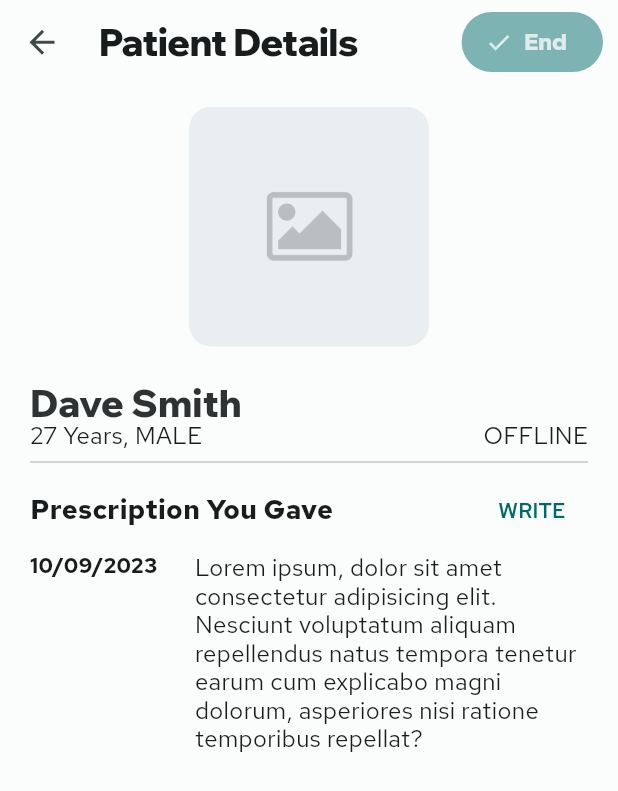
After one commit to PremjithK/PROJECT_yu_health_doctors, a Flutter app: the PatientsPage screen opened directly, after a tap on "Dave Smith", on a phone screen of 412 x 824 dp. The commit adds this screen. Shown: the top 791 px of the screen. Run offline on Flutter 3.47's test engine with Material 2 defaults, Android fonts, the light colour scheme and no system bars; our stand-ins replace bloc, font_awesome_flutter, get; generated files the repository leaves out were written again.

Commit message:
Added prescriptions widget

```diff
--- a/lib/custom_widgets/patients_card.dart
+++ b/lib/custom_widgets/patients_card.dart
@@ -8,6 +8,7 @@ import 'package:yu_health_doctors/custom_widgets/text.dart';
 
 class PatientCard extends StatelessWidget {
   const PatientCard({
+    required this.onTap,
     required this.name,
     required this.ageAndGender,
     required this.timeStamp,
@@ -18,11 +19,19 @@ class PatientCard extends StatelessWidget {
   final String ageAndGender;
   final String caseDescription;
   final String timeStamp;
+  final void Function()? onTap;
 
   @override
   Widget build(BuildContext context) {
     final theme = Theme.of(context).colorScheme;
-    return Container(
+    return InkWell(
+      onTap: onTap,
+      splashColor: theme.primary,
+      focusColor: theme.primary,
+      hoverColor: theme.primary,
+      overlayColor: MaterialStatePropertyAll(theme.primary),
+      borderRadius: BorderRadius.circular(globalContainerBorderRadius),
+      child: Ink(
         padding: const EdgeInsets.all(10),
         decoration: BoxDecoration(
           borderRadius: BorderRadius.circular(globalContainerBorderRadius),
@@ -70,6 +79,7 @@ class PatientCard extends StatelessWidget {
             ),
           ],
         ),
+      ),
     );
   }
 }
--- /dev/null
+++ b/lib/custom_widgets/prescriptions_list.dart
@@ -0,0 +1,48 @@
+import 'package:flutter/material.dart';
+import 'package:yu_health_doctors/config/text_sizes.dart';
+import 'package:yu_health_doctors/custom_widgets/spacing.dart';
+import 'package:yu_health_doctors/custom_widgets/text.dart';
+
+class PrescriptionDetails extends StatefulWidget {
+  const PrescriptionDetails({super.key});
+
+  @override
+  State<PrescriptionDetails> createState() => _PrescriptionDetailsState();
+}
+
+class _PrescriptionDetailsState extends State<PrescriptionDetails> {
+  @override
+  Widget build(BuildContext context) {
+    return Container(
+      padding: const EdgeInsets.symmetric(vertical: 5),
+      child: Row(
+        crossAxisAlignment: CrossAxisAlignment.start,
+        mainAxisAlignment: MainAxisAlignment.spaceBetween,
+        children: [
+          const Flexible(
+            flex: 2,
+            child: MyLabel(
+              text: '10/09/2023',
+              weight: FontWeight.bold,
+              textAlign: TextAlign.right,
+            ),
+          ),
+          widthspace(5),
+          Expanded(
+            flex: 5,
+            child: Column(
+              children: [
+                MyLabel(
+                  text:
+                      'Lorem ipsum, dolor sit amet consectetur adipisicing elit. Nesciunt voluptatum aliquam repellendus natus tempora tenetur earum cum explicabo magni dolorum, asperiores nisi ratione temporibus repellat?',
+                  size: TextSizes.b1,
+                  maxLines: 10,
+                ),
+              ],
+            ),
+          ),
+        ],
+      ),
+    );
+  }
+}
--- a/lib/custom_widgets/switch_tile.dart
+++ b/lib/custom_widgets/switch_tile.dart
@@ -6,13 +6,14 @@ import 'package:yu_health_doctors/custom_widgets/text.dart';
 class SwitchTile extends StatefulWidget {
   const SwitchTile({
     required this.title,
+    required this.onChanged,
     this.value,
     super.key,
   });
 
   final String title;
   final bool? value;
-
+  final void Function(bool) onChanged;
   @override
   State<SwitchTile> createState() => _SwitchTileState();
 }
@@ -29,7 +30,7 @@ class _SwitchTileState extends State<SwitchTile> {
         size: TextSizes.b1,
       ),
       value: widget.value ?? false,
-      onChanged: (value) {},
+      onChanged: (newVal) => widget.onChanged(newVal),
     );
   }
 }
--- a/lib/screens/home_page/view/home_page.dart
+++ b/lib/screens/home_page/view/home_page.dart
@@ -16,6 +16,8 @@ class _HomePageState extends State<HomePage> {
 
 // Switch Between Pages
   void navigate(int index) {
+
+    //Change to bloc
     setState(() {
       _selectedtIndex = index;
     });
--- a/lib/screens/patients_page/view/patients_page.dart
+++ b/lib/screens/patients_page/view/patients_page.dart
@@ -1,6 +1,8 @@
 import 'package:flutter/material.dart';
+import 'package:get/get.dart';
 import 'package:yu_health_doctors/config/ui_sizes.dart';
 import 'package:yu_health_doctors/custom_widgets/patients_card.dart';
+import 'package:yu_health_doctors/screens/view_patients_page/view/patient_details_page.dart';
 
 class PatientsPage extends StatefulWidget {
   const PatientsPage({
@@ -30,8 +32,17 @@ class _PatientsPageState extends State<PatientsPage> {
         child: ListView(
           padding: const EdgeInsets.symmetric(horizontal: globalScreenPaddingX),
           //^ Builder needed
-          children: const [
+          children: [
             PatientCard(
+              onTap: () {
+                //^ Need to be in bloc
+                print('Clicked patient card');
+                Get.to<StatefulWidget>(
+                  () => const PatientDetailsPage(),
+                  transition: Transition.rightToLeft,
+                  curve: Curves.easeOut,
+                );
+              },
               name: 'Dave Smith',
               ageAndGender: '27 MALE',
               timeStamp: '1/1/2023',
--- /dev/null
+++ b/lib/screens/view_patients_page/patient_details_page.dart
@@ -0,0 +1 @@
+export 'view/patient_details_page.dart';
--- /dev/null
+++ b/lib/screens/view_patients_page/view/patient_details_page.dart
@@ -0,0 +1,94 @@
+import 'package:flutter/material.dart';
+import 'package:yu_health_doctors/config/text_sizes.dart';
+import 'package:yu_health_doctors/config/ui_sizes.dart';
+import 'package:yu_health_doctors/custom_widgets/buttons.dart';
+import 'package:yu_health_doctors/custom_widgets/prescriptions_list.dart';
+import 'package:yu_health_doctors/custom_widgets/profile_picture_large.dart';
+import 'package:yu_health_doctors/custom_widgets/spacing.dart';
+import 'package:yu_health_doctors/custom_widgets/text.dart';
+
+class PatientDetailsPage extends StatefulWidget {
+  const PatientDetailsPage({super.key});
+
+  @override
+  State<PatientDetailsPage> createState() => PatientDetailsPageState();
+}
+
+class PatientDetailsPageState extends State<PatientDetailsPage> {
+  @override
+  Widget build(BuildContext context) {
+    final theme = Theme.of(context).colorScheme;
+
+    // UI
+    return Scaffold(
+      backgroundColor: theme.background,
+      appBar: AppBar(
+        title: Text(
+          'Patient Details',
+          style: TextStyle(
+            color: theme.onBackground,
+          ),
+        ),
+        actions: [
+          const MyPrimaryButtonWithIcon(
+            icon: Icon(Icons.check),
+            label: 'End',
+          ),
+          widthspace(10),
+        ],
+      ),
+      body: SafeArea(
+        // ^ Builder Needed
+        child: ListView(
+          padding: const EdgeInsets.symmetric(horizontal: globalScreenPaddingX),
+          children: [
+            heightspace(15),
+            const Center(
+              child: ProfilePictureLarge(
+                isEditable: false,
+                imageURL: '',
+                height: 160,
+                width: 160,
+              ),
+            ),
+            heightspace(25),
+            MyHeading(
+              text: 'Dave Smith',
+              size: TextSizes.h4,
+            ),
+            Row(
+              mainAxisAlignment: MainAxisAlignment.spaceBetween,
+              children: [
+                MyLabel(
+                  text: '27 Years, MALE',
+                  size: TextSizes.b1,
+                ),
+                MyLabel(
+                  text: 'OFFLINE',
+                  size: TextSizes.b1,
+                ),
+              ],
+            ),
+            const Divider(),
+            Row(
+              mainAxisAlignment: MainAxisAlignment.spaceBetween,
+              children: [
+                MyLabel(
+                  text: 'Prescription You Gave',
+                  size: TextSizes.h6,
+                  weight: FontWeight.bold,
+                ),
+                MyTextButton(
+                  label: 'WRITE',
+                  onPressed: () {},
+                ),
+              ],
+            ),
+            // Date => Prescription
+            const PrescriptionDetails(),
+          ],
+        ),
+      ),
+    );
+  }
+}
```
Also changed, not shown: lib/custom_widgets/profile_field.dart (+5 -6 lines), lib/screens/dashboard_page/view/dashboard_page.dart (+12 -3 lines), lib/screens/signup_page/view/signup_page.dart (+6 -3 lines), lib/screens/video_call_page/view/videocall_page.dart (added, +24 -0 lines). Lines whose indentation alone changed are shown as unchanged.
